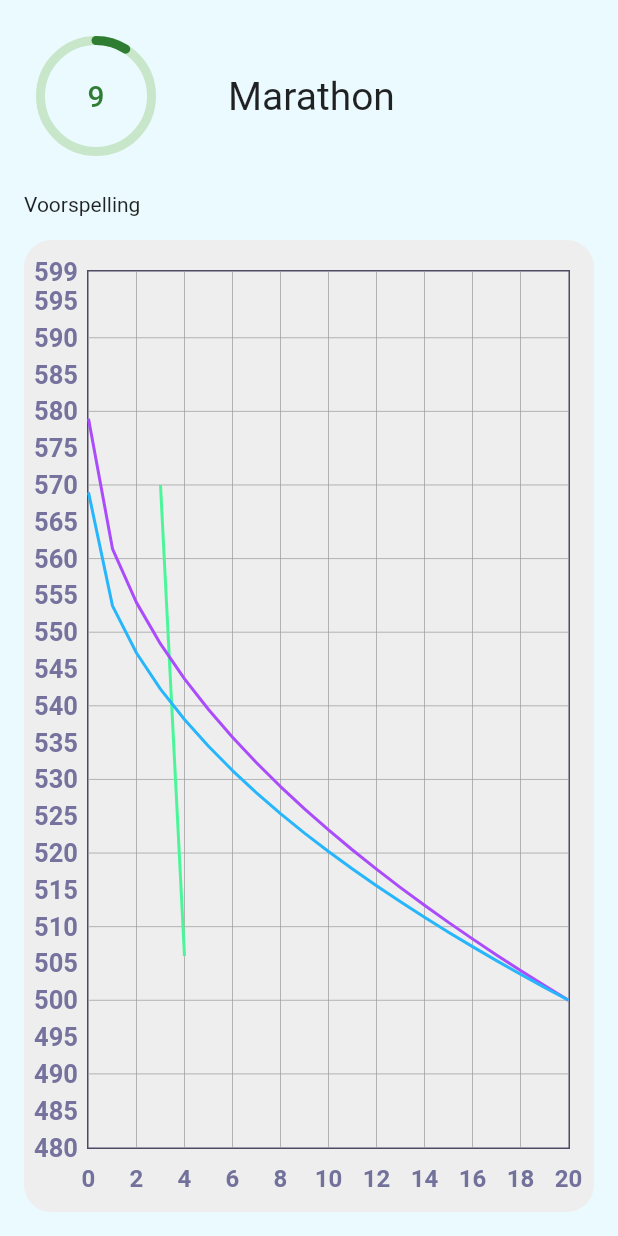
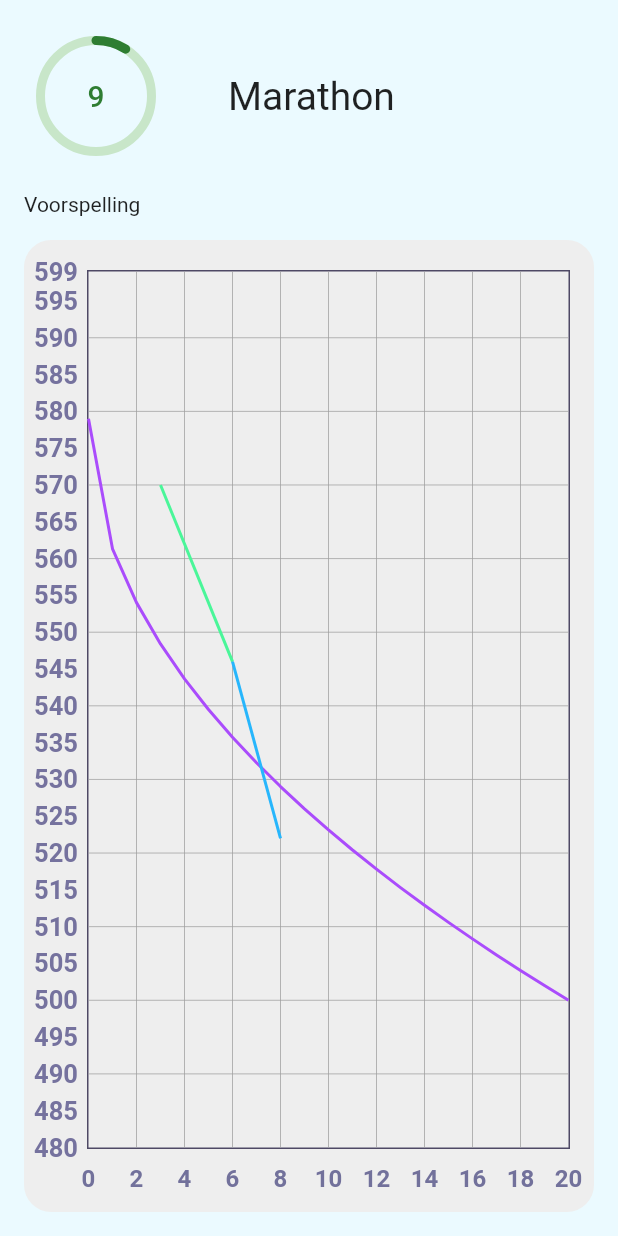
Before and after one commit to Panda-Incorporated/Panda.Mobile, a Flutter app: the GoalSummaryPage screen opened directly with sample values from the repository, after a tap on an icon or button, on a phone screen of 412 x 824 dp. Run offline on Flutter 3.47's test engine with Material 2 defaults, Android fonts, the light colour scheme and no system bars; drawn by our look-alikes of fl_chart, percent_indicator; missing offline and left inert: flutter_inappwebview, glyphicon.

Commit message:
basis predictie lijn toegevoegd

```diff
--- a/lib/DataProvider.dart/GoalProvider.dart
+++ b/lib/DataProvider.dart/GoalProvider.dart
@@ -19,13 +19,13 @@ class GoalProvider {
         ..doneMaxDuration = Duration(minutes: 50)
         ..doneActivity = [
           Activity()
+            ..meters = 1500
+            ..totalactivitytime = Duration(minutes: 13, seconds: 40)
+            ..date = DateTime(2021, DateTime.may, 17),
+          Activity()
             ..meters = 2000
             ..totalactivitytime = Duration(minutes: 19)
             ..date = DateTime(2021, DateTime.may, 14),
-          Activity()
-            ..meters = 1500
-            ..totalactivitytime = Duration(minutes: 12, seconds: 40)
-            ..date = DateTime(2021, DateTime.may, 15)
         ],
       Goal()
         ..finished = true
--- a/lib/Models/Planning.dart
+++ b/lib/Models/Planning.dart
@@ -1,11 +1,10 @@
-// import 'package:panda/Models/DistanceDuration.dart';
-//
-// //TODO: (Reindert) verwijderen
-// class Planning extends DistanceDuration {
-//   String title;
-//   double distance;
-//   Duration duration;
-//   getString() {
-//     return getCombination(distance.toInt(), duration.inMinutes);
-//   }
-// }
+import 'package:panda/Models/DistanceDuration.dart';
+
+class Planning extends DistanceDuration {
+  String title;
+  double distance;
+  Duration duration;
+  getString() {
+    return getCombination(distance.toInt(), duration.inMinutes);
+  }
+}
--- a/lib/Pages/GoalSummaryPage.dart
+++ b/lib/Pages/GoalSummaryPage.dart
@@ -2,6 +2,7 @@ import 'package:flutter/cupertino.dart';
 import 'package:flutter/material.dart';
 import 'package:panda/Models/Goal.dart';
 import 'package:panda/Pages/SeePredictionLargePage.dart';
+import 'package:panda/widgets/GoalSummary.dart';
 import 'package:panda/widgets/ShowGraph.dart';
 import 'package:percent_indicator/circular_percent_indicator.dart';
 
@@ -46,33 +47,8 @@ class _GoalSummaryPageState extends State<GoalSummaryPage> {
               ),
             ),
           ),
+          GoalSummary(goal: widget.goal),
 
-          Column(
-            children: [
-              Container(
-                alignment: Alignment.center,
-                child: Text(
-                  widget.goal.title,
-                  style: TextStyle(
-                    fontSize: 30,
-                    fontWeight: FontWeight.w500,
-                  ),
-                ),
-              ),
-              Icon(
-                Icons.outlined_flag,
-              ),
-              Text(
-                  "${widget.goal.doneMaxDistance} km van ${widget.goal.distance} km"),
-              Text(
-                "in",
-                style: TextStyle(fontSize: 12),
-              ),
-              Text("${widget.goal.doneMaxDistance} minuten"),
-            ],
-          ),
-
-          // Eerst volgende activiteit
           Padding(
             // buiten het scherm en iets meer onder de 2,5 uur
             padding: EdgeInsets.only(
--- a/lib/Pages/SeePredictionLargePage.dart
+++ b/lib/Pages/SeePredictionLargePage.dart
@@ -160,8 +160,7 @@ class _SeePredictionLargePageState extends State<SeePredictionLargePage> {
       //minY altijd doel -20
       minY: (goal - 20).toDouble(),
       //TODO: kan nog vervangen worden door single goal (days is present-future)
-      lineBarsData: generateLines(
-          begin, goal, days, widget.goal, widget.goal.doneActivity),
+      lineBarsData: generateLines(widget.goal),
     );
   }
 
@@ -202,6 +201,23 @@ class _SeePredictionLargePageState extends State<SeePredictionLargePage> {
     );
   }
 
+  LineChartBarData predictLine(Color color, Goal goal) {
+    return LineChartBarData(
+      spots: generatePredictLine(goal),
+      isCurved: false,
+      colors: [color],
+      barWidth: 2,
+      // display dots uit
+      dotData: FlDotData(
+        show: false,
+      ),
+      //display alles onder de lijn false
+      belowBarData: BarAreaData(
+        show: false,
+      ),
+    );
+  }
+
   //TODO: hier een predictielijn van maken met single goal
   LineChartBarData lines(Color color, int begin, int goal, int days) {
     return LineChartBarData(
@@ -221,12 +237,11 @@ class _SeePredictionLargePageState extends State<SeePredictionLargePage> {
   }
 
   //genereerd alle 3 de lijnen TODO: single goal
-  List<LineChartBarData> generateLines(
-      int begin, int goal, int days, Goal goal2, List<Activity> activity) {
+  List<LineChartBarData> generateLines(Goal goal) {
     return [
-      activityline(Color(0xff4af699), goal2),
-      goalline(Color(0xffaa4cfc), goal2),
-      lines(Color(0xff27b6fc), begin - 10, goal, days),
+      activityline(Color(0xff4af699), goal),
+      goalline(Color(0xffaa4cfc), goal),
+      predictLine(Color(0xff27b6fc), goal),
     ];
   }
 }
@@ -254,3 +269,29 @@ List<FlSpot> generateActivitySpots(Goal goal) {
 
   return list;
 }
+
+List<FlSpot> generatePredictLine(Goal goal) {
+  goal.doneActivity.sort((a, b) => a.date.compareTo(b.date));
+  Activity lastactivity = goal.doneActivity.last;
+  int kmslastpoint = lastactivity.getSecondsPerKilometer();
+  Activity secondlastactivity = goal.doneActivity[goal.doneActivity.length - 2];
+
+  int kmsfirstpoint = secondlastactivity.getSecondsPerKilometer();
+
+  double diffrencekms = (kmsfirstpoint - kmslastpoint).toDouble();
+
+  double diffrencedays =
+      lastactivity.date.difference(secondlastactivity.date).inDays.toDouble();
+  double progressionperquantum = diffrencekms / diffrencedays;
+  int y = lastactivity.getSecondsPerKilometer();
+  double beginpunt = lastactivity.getDaysFromStartDay(goal.beginday).toDouble();
+
+  int predictionday = 2;
+
+  List<FlSpot> list = [];
+  list.add(FlSpot(beginpunt, y.toDouble()));
+  list.add(FlSpot(beginpunt + predictionday,
+      kmslastpoint - progressionperquantum * diffrencedays));
+
+  return list;
+}
--- a/lib/Utils/Pair.dart
+++ b/lib/Utils/Pair.dart
@@ -1,6 +1,6 @@
-// class Pair<T1, T2> {
-//   final T1 first;
-//   final T2 last;
-// //TODO: (Reindert) Verwijderen
-//   Pair(this.first, this.last);
-// }
+class Pair<T1, T2> {
+  final T1 first;
+  final T2 last;
+
+  Pair(this.first, this.last);
+}
--- a/lib/main.dart
+++ b/lib/main.dart
@@ -6,9 +6,7 @@ import 'package:panda/Pages/Home.dart';
 import 'package:panda/Pages/Settings.dart';
 import 'Pages/NewGoal.dart';
 
-void main() {
-  runApp(MyApp());
-}
+void main() => runApp(MyApp());
 
 class MyApp extends StatelessWidget {
   @override
@@ -53,6 +51,7 @@ class _NavigationState extends State<Navigation> {
     //   doel: 500,
     // ),
   ];
+
   void _onItemTap(int index) {
     setState(() {
       _selectedIndex = index;
--- a/lib/widgets/GoalSummary.dart
+++ b/lib/widgets/GoalSummary.dart
@@ -1,7 +1,10 @@
 import 'package:flutter/material.dart';
+import 'package:panda/Models/Goal.dart';
 
-//TODO widget meegeven
 class GoalSummary extends StatelessWidget {
+  final Goal goal;
+
+  const GoalSummary({Key key, this.goal}) : super(key: key);
   @override
   Widget build(BuildContext context) {
     return Column(
@@ -9,7 +12,7 @@ class GoalSummary extends StatelessWidget {
         Container(
           alignment: Alignment.center,
           child: Text(
-            "{Naam van doel}",
+            goal.title,
             style: TextStyle(
               fontSize: 30,
               fontWeight: FontWeight.w500,
@@ -19,12 +22,12 @@ class GoalSummary extends StatelessWidget {
         Icon(
           Icons.outlined_flag,
         ),
-        Text("18,75 km van 25 km"),
+        Text("${goal.doneMaxDistance} km van ${goal.distance} km"),
         Text(
           "in",
           style: TextStyle(fontSize: 12),
         ),
-        Text("2,5 uur"),
+        Text("${goal.doneMaxDistance} minuten"),
       ],
     );
   }
```
